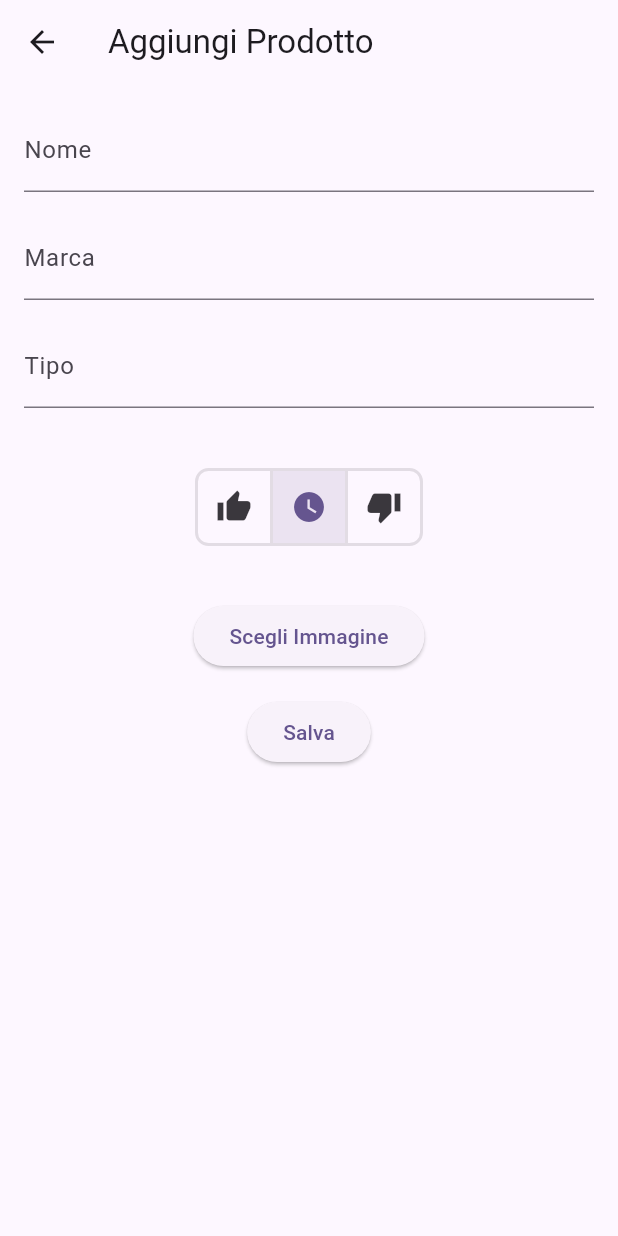
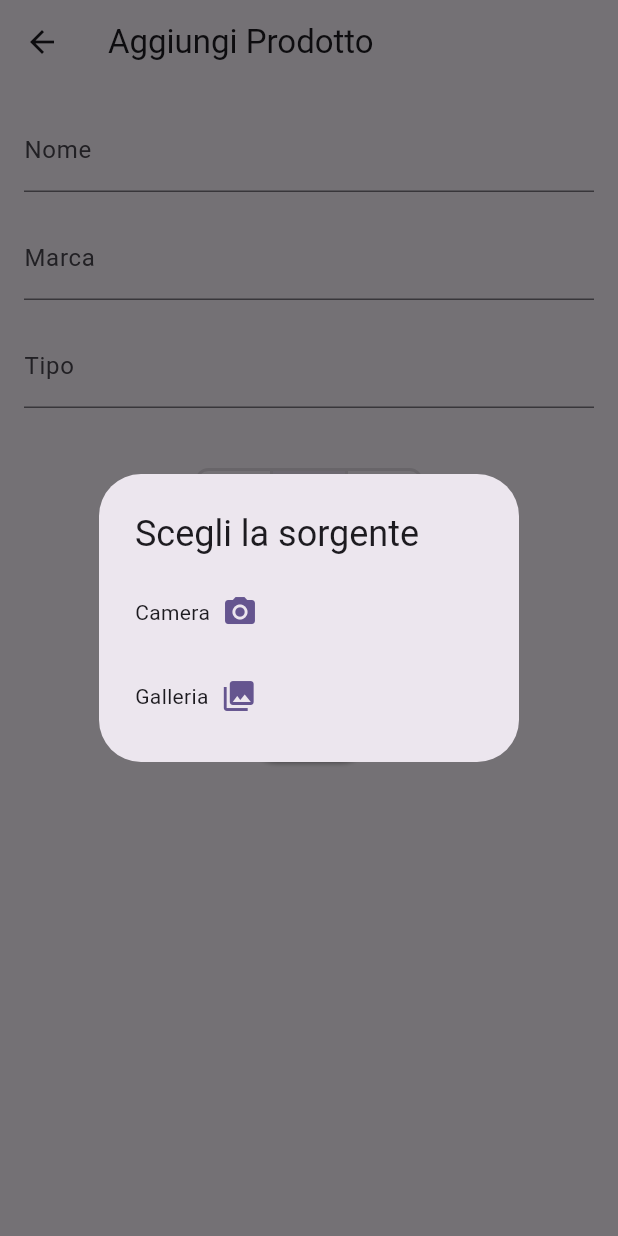
Before and after one commit to Borgna02/appSpesa, a Flutter app: the AggiungiProdottoPage screen opened directly, after a tap on "Scegli Immagine", on a phone screen of 412 x 824 dp. Run offline on Flutter 3.47's test engine with Material 2 defaults, Android fonts, the phone set to English and light mode, and no system bars; our stand-ins replace flutter_image_compress, fluttertoast, image_cropper, image_picker; missing offline and left inert: mysql_client.

Commit message:
Scelta sorgente dell'immagine all'aggiunta del prodotto

```diff
--- a/appspesa/lib/pages/aggiungi_prodotto_page.dart
+++ b/appspesa/lib/pages/aggiungi_prodotto_page.dart
@@ -45,7 +45,7 @@ class _AggiungiProdottoPageState extends State<AggiungiProdottoPage> {
   }
 
   Future<void> _pickImage() async {
-    final pickedImage = await imageHelper.pickImage();
+    final pickedImage = await imageHelper.pickImage(context: context);
 
     if (pickedImage != null) {
       final croppedFile = await imageHelper.crop(
--- a/appspesa/lib/pages/dettaglio_prodotto_page.dart
+++ b/appspesa/lib/pages/dettaglio_prodotto_page.dart
@@ -53,7 +53,7 @@ class _DettaglioProdottoPageState extends State<DettaglioProdottoPage> {
         children: [
           Opacity(
             opacity: _opacity,
-            child: Container(
+            child: SizedBox(
               width: MediaQuery.of(context).size.width,
               height: MediaQuery.of(context).size.width,
               child: Align(
@@ -62,7 +62,7 @@ class _DettaglioProdottoPageState extends State<DettaglioProdottoPage> {
                   opacity: _opacity,
                   child: Image.memory(
                     widget.prodotto.immagine!,
-                    fit: BoxFit.cover,
+                    fit: BoxFit.none,
                   ),
                 ),
               ),
--- a/appspesa/lib/utilities/image_helper.dart
+++ b/appspesa/lib/utilities/image_helper.dart
@@ -1,8 +1,10 @@
-// ignore_for_file: non_constant_identifier_names
+// ignore_for_file: non_constant_identifier_names, prefer_const_constructors
 
 import 'dart:io';
 import 'dart:typed_data';
 
+import 'package:appspesa/widgets/scegli_sorgente.dart';
+import 'package:flutter/material.dart';
 import 'package:flutter_image_compress/flutter_image_compress.dart';
 import 'package:image_cropper/image_cropper.dart';
 import 'package:image_picker/image_picker.dart';
@@ -19,13 +21,24 @@ class ImageHelper {
   final ImageCropper _imageCropper;
 
   Future<XFile?> pickImage({
-    ImageSource source = ImageSource.gallery,
-    int ImageQuality = 100,
+    required BuildContext context,
+    int imageQuality = 100,
   }) async {
-    return await _imagePicker.pickImage(
-      source: source,
-      imageQuality: ImageQuality,
+    ImageSource? imageSource = await showDialog<ImageSource>(
+      context: context,
+      builder: (BuildContext context) {
+        return SorgenteChoiceBox(); // Utilizza una funzione di builder per restituire il widget
+      },
     );
+
+    if (imageSource != null) {
+      return await _imagePicker.pickImage(
+        source: imageSource,
+        imageQuality: imageQuality,
+      );
+    }
+
+    return null;
   }
 
   Future<CroppedFile?> crop({
--- /dev/null
+++ b/appspesa/lib/widgets/scegli_sorgente.dart
@@ -0,0 +1,63 @@
+import 'package:appspesa/pages/mytheme.dart';
+import 'package:flutter/material.dart';
+import 'package:image_picker/image_picker.dart';
+
+class SorgenteChoiceBox extends StatelessWidget {
+  const SorgenteChoiceBox({super.key});
+
+  @override
+  Widget build(BuildContext context) {
+    final colorScheme = MyTheme.getThemeData().colorScheme;
+    final primary = colorScheme
+        .primary; // Usa il colore primario come colore di evidenziazione
+    return AlertDialog(
+      title: const Text('Scegli la sorgente'),
+      content: SingleChildScrollView(
+        child: ListBody(
+          children: <Widget>[
+            GestureDetector(
+              child: Column(
+                children: [
+                  const SizedBox(height: 8.0),
+                  Row(
+                    children: [
+                      const Text('Camera'),
+                      const SizedBox(width: 8.0),
+                      Icon(Icons.photo_camera, color: primary),
+                    ],
+                  ),
+                  const SizedBox(height: 8.0),
+                ],
+              ),
+              onTap: () {
+                Navigator.of(context).pop(ImageSource.gallery);
+              },
+            ),
+            const SizedBox(height: 16),
+            GestureDetector(
+              child: Column(
+                children: [
+                  const SizedBox(height: 8.0),
+                  Row(
+                    children: [
+                      const Text('Galleria'),
+                      const SizedBox(width: 8.0),
+                      Icon(
+                        Icons.photo_library,
+                        color: primary,
+                      ),
+                    ],
+                  ),
+                  const SizedBox(height: 8.0),
+                ],
+              ),
+              onTap: () {
+                Navigator.of(context).pop(ImageSource.camera);
+              },
+            ),
+          ],
+        ),
+      ),
+    );
+  }
+}
```
